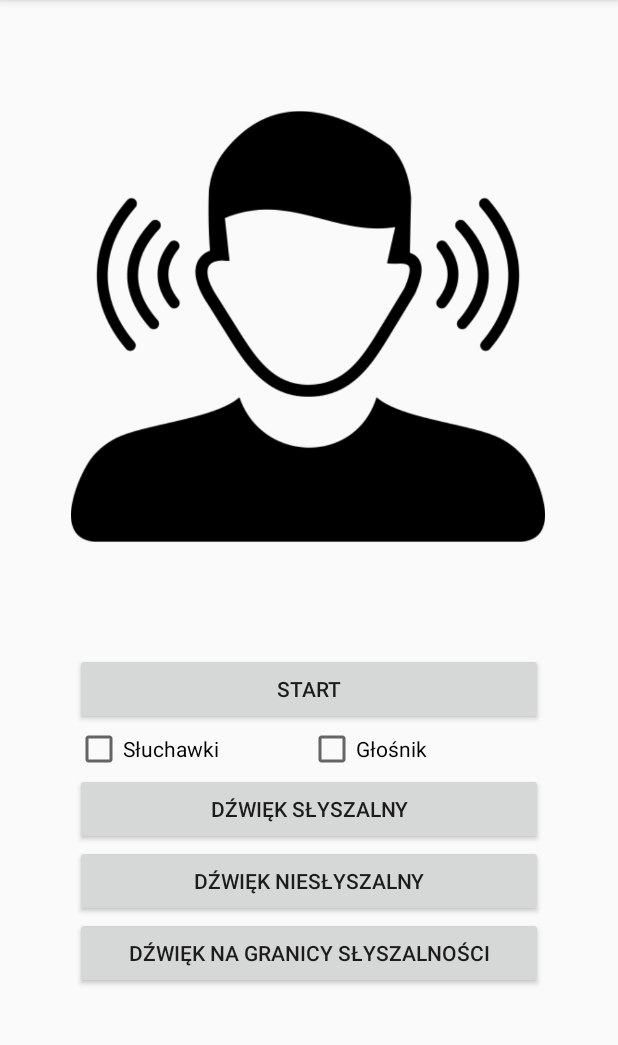
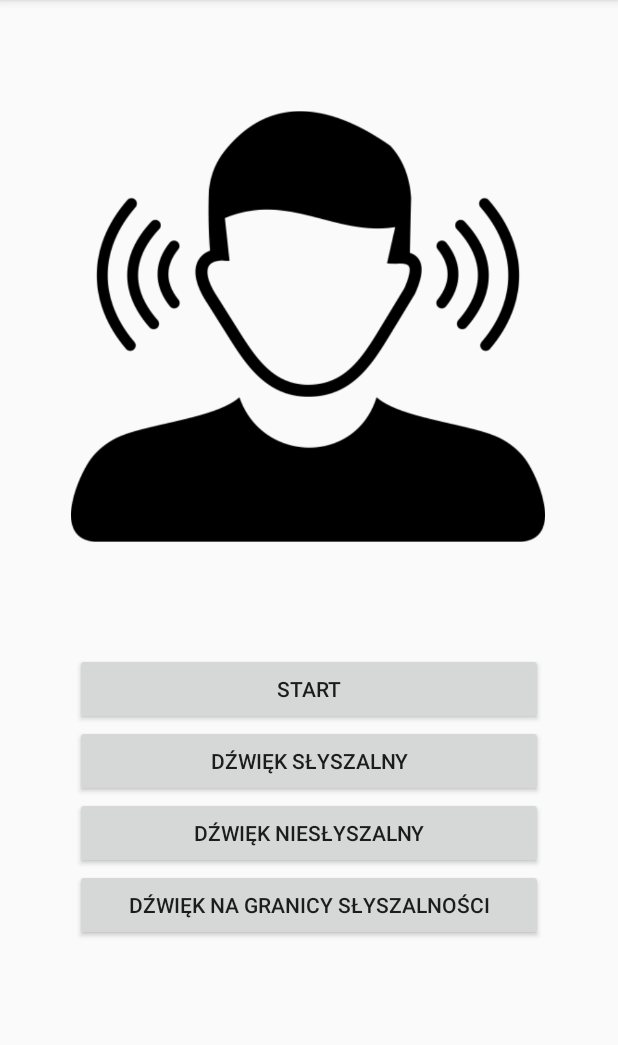
Before and after one commit to HPorada/Audiometry, an Android app: the TestActivity screen opened directly, with no data from a screen before it, after a tap on "DŹWIĘK NA GRANICY SŁYSZALNOŚCI", on a phone screen of 412 x 824 dp, the part 84-1129 px from its top. Run offline under Robolectric (Android 15) with nearby library versions, the light colour scheme and no system bars; libraries missing offline, so code that uses them is left out: com.jjoe64.graphview.

Commit message:
Test working, TestList not

```diff
--- a/app/build.gradle
+++ b/app/build.gradle
@@ -6,6 +6,10 @@
 android {
     compileSdkVersion 30
     buildToolsVersion "30.0.3"
+
+    compileOptions{
+        coreLibraryDesugaringEnabled true
+    }
 
     defaultConfig {
         applicationId "edu.ib.audiometry"
@@ -44,4 +48,6 @@
     testImplementation 'junit:junit:4.+'
     androidTestImplementation 'androidx.test.ext:junit:1.1.2'
     androidTestImplementation 'androidx.test.espresso:espresso-core:3.3.0'
+
+    coreLibraryDesugaring 'com.android.tools:desugar_jdk_libs:1.0.10'
 }
--- a/app/src/main/AndroidManifest.xml
+++ b/app/src/main/AndroidManifest.xml
@@ -23,5 +23,4 @@
         <activity android:name=".ArticlesActivity" />
 
     </application>
-
 </manifest>
--- a/app/src/main/java/edu/ib/audiometry/ResultsAdapter.kt
+++ b/app/src/main/java/edu/ib/audiometry/ResultsAdapter.kt
@@ -7,7 +7,7 @@
 import androidx.recyclerview.widget.RecyclerView
 
 class ResultsAdapter(
-    mResult: List<Result>,
+    mResult: ArrayList<Result>?,
     mOnClickListener: OnItemClickListener
 ) :
     RecyclerView.Adapter<ResultsAdapter.ViewHolder>() {
@@ -57,7 +57,7 @@
     }
 
     init {
-        this.mResult = mResult
+        this.mResult = mResult as List<Result>
         this.mOnClickListener = mOnClickListener
     }
 }
--- a/app/src/main/java/edu/ib/audiometry/TestActivity.kt
+++ b/app/src/main/java/edu/ib/audiometry/TestActivity.kt
@@ -10,12 +10,14 @@
 import androidx.appcompat.app.AppCompatActivity
 import com.jjoe64.graphview.series.DataPoint
 import com.jjoe64.graphview.series.LineGraphSeries
+import kotlin.math.log10
 
 class TestActivity : AppCompatActivity() {
 
     var series: ArrayList<Double> = ArrayList();
 
     var counter = 0
+
     val recordings = arrayOf<Int>(
         R.raw.hz250,
         R.raw.hz500,
@@ -85,6 +87,10 @@
         return ((1 - (Math.log(maxVolume - curVolume) / Math.log(maxVolume))).toFloat())
     }
 
+    private fun decibels(volume: Double): Double {
+        return 130.0 + (20.0 * log10(volume / 600.0));
+    }
+
     fun onThresholdClick(view: View) {
         var x = 0.0;
         var y = 0.0;
@@ -102,25 +108,22 @@
         }
 
         y = newVolume(curVolume).toDouble();
-
-        /* var z = [x, y];*/
+        y = decibels(y);
 
         series.add(x);
         series.add(y);
 
-        /*series[series.size + 1] = x;
-        series[series.size + 1] = y;
-*/
         curVolume = 0.5 * maxVolume;
         counter++
+
     }
 
     fun onHearClick(view: View) {
         if (curVolume > 0)
             curVolume -= 0.05 * maxVolume
         else {
-            counter++
-            curVolume = 0.5 * maxVolume
+            curVolume = 0.0001 * maxVolume;
+            onThresholdClick(view);
         }
     }
 
@@ -129,8 +132,8 @@
         if (curVolume < maxVolume)
             curVolume += 0.05 * maxVolume
         else {
-            counter++
-            curVolume = 0.5 * maxVolume
+            curVolume = 0.9999 * maxVolume;
+            onThresholdClick(view);
         }
     }
 }
--- a/app/src/main/res/layout/activity_result.xml
+++ b/app/src/main/res/layout/activity_result.xml
@@ -18,7 +18,7 @@
 
     <com.jjoe64.graphview.GraphView
         android:id="@+id/graph"
-        android:layout_width="355dp"
+        android:layout_width="0dp"
         android:layout_height="250dp"
         android:contentDescription="@string/description2"
         app:layout_constraintBottom_toTopOf="@+id/tvResult"
--- a/app/src/main/res/layout/activity_test.xml
+++ b/app/src/main/res/layout/activity_test.xml
@@ -34,24 +34,6 @@
             android:onClick="onStartClick"
             android:text="@string/start_test" />
 
-        <LinearLayout
-            android:layout_width="match_parent"
-            android:layout_height="wrap_content"
-            android:orientation="horizontal">
-
-            <CheckBox
-                android:id="@+id/checkEarphones"
-                android:layout_width="155dp"
-                android:layout_height="wrap_content"
-                android:text="@string/earphones" />
-
-            <CheckBox
-                android:id="@+id/checkSpeaker"
-                android:layout_width="match_parent"
-                android:layout_height="wrap_content"
-                android:text="@string/speaker" />
-        </LinearLayout>
-
         <Button
             android:id="@+id/btnHear"
             android:layout_width="match_parent"
```
Also changed, not shown: app/src/main/java/edu/ib/audiometry/MainActivity.kt (+18 -7 lines), app/src/main/java/edu/ib/audiometry/Result.kt (+4 -3 lines), app/src/main/java/edu/ib/audiometry/ResultActivity.kt (+13 -3 lines), app/src/main/java/edu/ib/audiometry/ResultsRecyclerActivity.kt (+6 -3 lines), app/src/main/res/layout/activity_about.xml (+3 -15 lines), app/src/main/res/layout/activity_hygiene.xml (+5 -16 lines).
